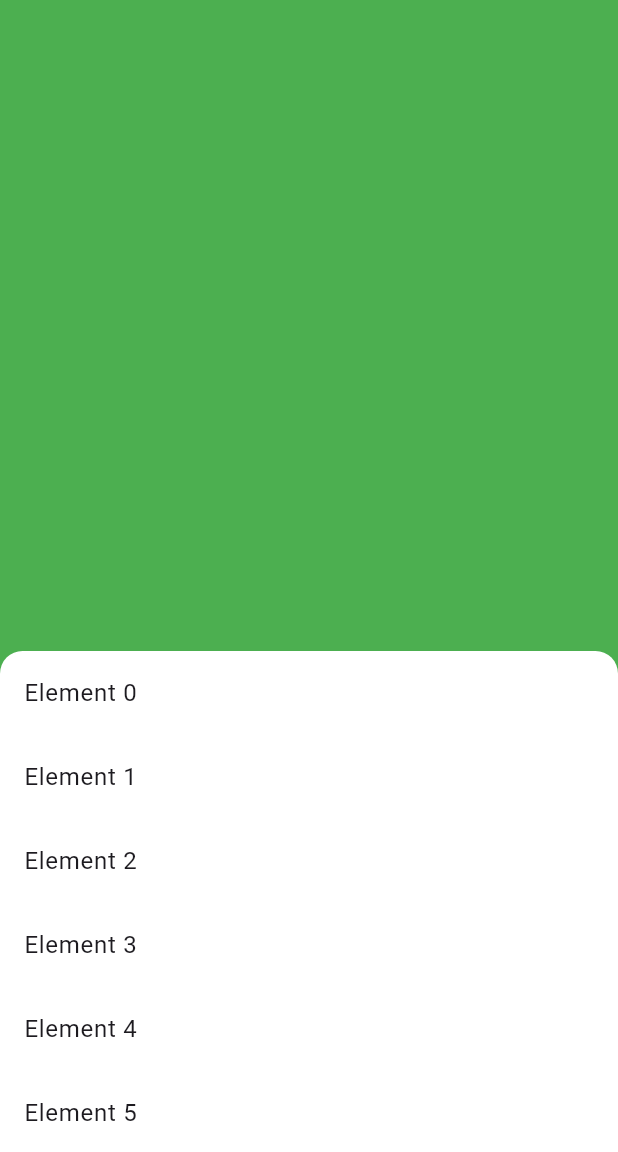
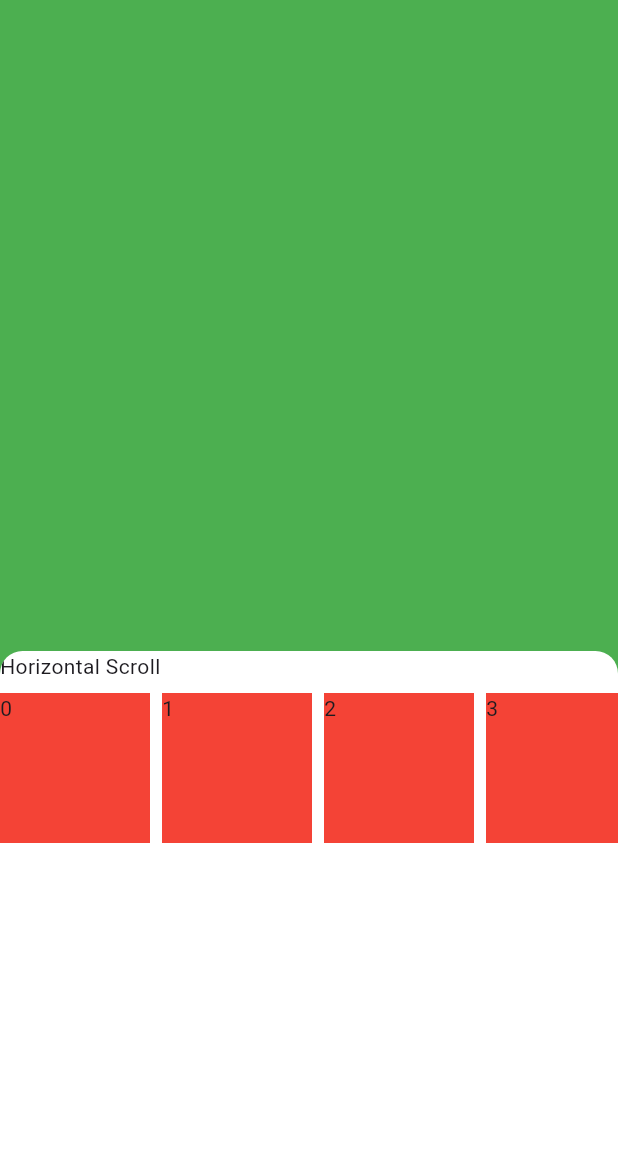
Before and after one commit to tappeddev/tapped_bottom_sheet, a Flutter app: the screen it shows after launch, on a phone screen of 412 x 824 dp, the part 84-1236 px from its top. Run offline on Flutter 3.47's test engine with Material 3 defaults, Android fonts, the phone set to English and light mode, and no system bars; missing offline and left inert: non_uniform_border.

Commit message:
updated horizontal scrolling inside bs

```diff
--- a/example/lib/main.dart
+++ b/example/lib/main.dart
@@ -31,14 +31,34 @@ class MainApp extends StatelessWidget {
                 maxHeight: maxHeight,
                 minHeight: 100,
                 builder: (context, scrollController) {
-                  return ListView.builder(
+                  return SingleChildScrollView(
                     controller: scrollController,
-                    itemCount: 100,
-                    itemBuilder: (context, index) {
-                      return ListTile(
-                        title: Text('Element $index'),
-                      );
-                    },
+                    child: Column(
+                      crossAxisAlignment: CrossAxisAlignment.start,
+                      children: [
+                        const Text("Horizontal Scroll"),
+                        const SizedBox(height: 8),
+                        SizedBox(
+                          height: 100,
+                          child: ListView.builder(
+                            scrollDirection: Axis.horizontal,
+                            itemBuilder: (context, index) {
+                              return Padding(
+                                padding: const EdgeInsets.only(right: 8.0),
+                                child: Container(
+                                  color: Colors.red,
+                                  width: 100,
+                                  child: Text(index.toString()),
+                                ),
+                              );
+                            },
+                          ),
+                        ),
+                        Container(
+                          height: 200,
+                        ),
+                      ],
+                    ),
                   );
                 },
                 borderRadiusTop: 15,
--- a/lib/scrollable_bottom_sheet.dart
+++ b/lib/scrollable_bottom_sheet.dart
@@ -68,8 +68,7 @@ class ScrollableBottomSheet extends StatefulWidget {
   }
 }
 
-class ScrollableBottomSheetState extends State<ScrollableBottomSheet>
-    with SingleTickerProviderStateMixin {
+class ScrollableBottomSheetState extends State<ScrollableBottomSheet> with SingleTickerProviderStateMixin {
   final _scrollController = ScrollController();
   late final AnimationController _animationController;
   var _isScrollingEnabled = false;
@@ -80,10 +79,11 @@ class ScrollableBottomSheetState extends State<ScrollableBottomSheet>
 
   ScrollHoldController? _hold;
 
-  Tween<double> get _sizeTween =>
-      Tween(begin: widget.minHeight, end: widget.maxHeight);
+  Tween<double> get _sizeTween => Tween(begin: widget.minHeight, end: widget.maxHeight);
 
   bool get _isPanelOpen => _animationController.value == 1.0;
+
+  bool _isHorizontalScrolling = false;
 
   double _pixelToValue(double pixels) {
     return (pixels - widget.minHeight) / (widget.maxHeight - widget.minHeight);
@@ -96,9 +96,7 @@ class ScrollableBottomSheetState extends State<ScrollableBottomSheet>
     _animationController = AnimationController(
       vsync: this,
       duration: widget.animationDuration,
-      value: widget.initialPosition == null
-          ? 0.0
-          : _pixelToValue(widget.initialPosition!),
+      value: widget.initialPosition == null ? 0.0 : _pixelToValue(widget.initialPosition!),
     )..addListener(_notifyScrollListeners);
   }
 
@@ -114,8 +112,7 @@ class ScrollableBottomSheetState extends State<ScrollableBottomSheet>
     super.didUpdateWidget(oldWidget);
 
     if (!widget.maintainPositionOnConstraintChange) return;
-    if (oldWidget.maxHeight == widget.maxHeight &&
-        oldWidget.minHeight == widget.minHeight) return;
+    if (oldWidget.maxHeight == widget.maxHeight && oldWidget.minHeight == widget.minHeight) return;
 
     final previousPositionPixels = Tween(
       begin: oldWidget.minHeight,
@@ -127,10 +124,27 @@ class ScrollableBottomSheetState extends State<ScrollableBottomSheet>
 
   @override
   Widget build(BuildContext context) {
-    final borderRadius =
-        BorderRadius.vertical(top: Radius.circular(widget.borderRadiusTop));
+    final borderRadius = BorderRadius.vertical(top: Radius.circular(widget.borderRadiusTop));
 
-    return GestureListener(
+    return NotificationListener(
+      onNotification: (scrollNotification) {
+        if (scrollNotification is ScrollStartNotification && scrollNotification.metrics.axis == Axis.horizontal) {
+          _isHorizontalScrolling = true;
+        }
+
+        if (scrollNotification is ScrollUpdateNotification && scrollNotification.metrics.axis == Axis.horizontal) {
+          if (scrollNotification.dragDetails == null) {
+            _isHorizontalScrolling = false;
+          }
+        }
+
+        if (scrollNotification is ScrollEndNotification && scrollNotification.metrics.axis == Axis.horizontal) {
+          _isHorizontalScrolling = false;
+        }
+
+        return false;
+      },
+      child: GestureListener(
         canDrag: widget.canDrag,
         onVerticalDragUpdate: (details) => _onDragUpdate(details),
         onVerticalDragEnd: (details) => _onDragEnd(details),
@@ -163,8 +177,8 @@ class ScrollableBottomSheetState extends State<ScrollableBottomSheet>
                   );
                 },
                 child: Builder(
-                builder: (context) =>
-                    widget.builder(context, _scrollController),
+                  builder: (context) => widget.builder(context, _scrollController),
+                ),
               ),
             ),
           ),
@@ -180,13 +194,13 @@ class ScrollableBottomSheetState extends State<ScrollableBottomSheet>
     final primaryDelta = delta.dy;
     _didStartScrolling = true;
 
+    if (_isHorizontalScrolling) return;
+
     if (_isScrollingEnabled && _isPanelOpen) {
       // _drag might be null if the drag activity ended and called _disposeDrag.
       assert(_hold == null || _drag == null);
       _drag?.update(details);
-      if (_scrollController.hasClients &&
-          _scrollController.position.pixels <= 0 &&
-          details.primaryDelta! > 0) {
+      if (_scrollController.hasClients && _scrollController.position.pixels <= 0 && details.primaryDelta! > 0) {
         setState(() => _isScrollingEnabled = false);
         _handleDragCancel();
         if (_scrollController.position.pixels != 0.0) {
@@ -198,16 +212,13 @@ class ScrollableBottomSheetState extends State<ScrollableBottomSheet>
 
     // only slide the panel if scrolling is not enabled
     if (!_isScrollingEnabled && !_isScrollingBlocked) {
-      _animationController.value -=
-          primaryDelta / (widget.maxHeight - widget.minHeight);
+      _animationController.value -= primaryDelta / (widget.maxHeight - widget.minHeight);
     }
 
     // if the panel is open and the user hasn't scrolled, we need to determine
     // whether to enable scrolling if the user swipes up, or disable closing and
     // begin to close the panel if the user swipes down
-    if (_isPanelOpen &&
-        _scrollController.hasClients &&
-        _scrollController.offset <= 0) {
+    if (_isPanelOpen && _scrollController.hasClients && _scrollController.offset <= 0) {
       final scrollingEnabled = primaryDelta < 0;
 
       setState(() => _isScrollingEnabled = scrollingEnabled);
@@ -257,11 +268,9 @@ class ScrollableBottomSheetState extends State<ScrollableBottomSheet>
     }
 
     final scrollPixelPerSeconds = details.velocity.pixelsPerSecond.dy;
-    final flingVelocity =
-        -scrollPixelPerSeconds / (widget.maxHeight - widget.minHeight);
+    final flingVelocity = -scrollPixelPerSeconds / (widget.maxHeight - widget.minHeight);
 
-    final nearestSnapPoint =
-        _findNearestRelativeSnapPoint(target: _animationController.value);
+    final nearestSnapPoint = _findNearestRelativeSnapPoint(target: _animationController.value);
 
     if (scrollPixelPerSeconds > widget.completeFlingVelocity) {
       if (flingVelocity.isNegative) {
@@ -322,8 +331,7 @@ class ScrollableBottomSheetState extends State<ScrollableBottomSheet>
   }
 
   Future<void> animateToNearestSnapPoint() {
-    final newPosition =
-        _findNearestRelativeSnapPoint(target: _animationController.value);
+    final newPosition = _findNearestRelativeSnapPoint(target: _animationController.value);
     return animateTo(
       pixels: _sizeTween.transform(newPosition),
       duration: widget.animationDuration,
```
Lines whose indentation alone changed are shown as unchanged.
